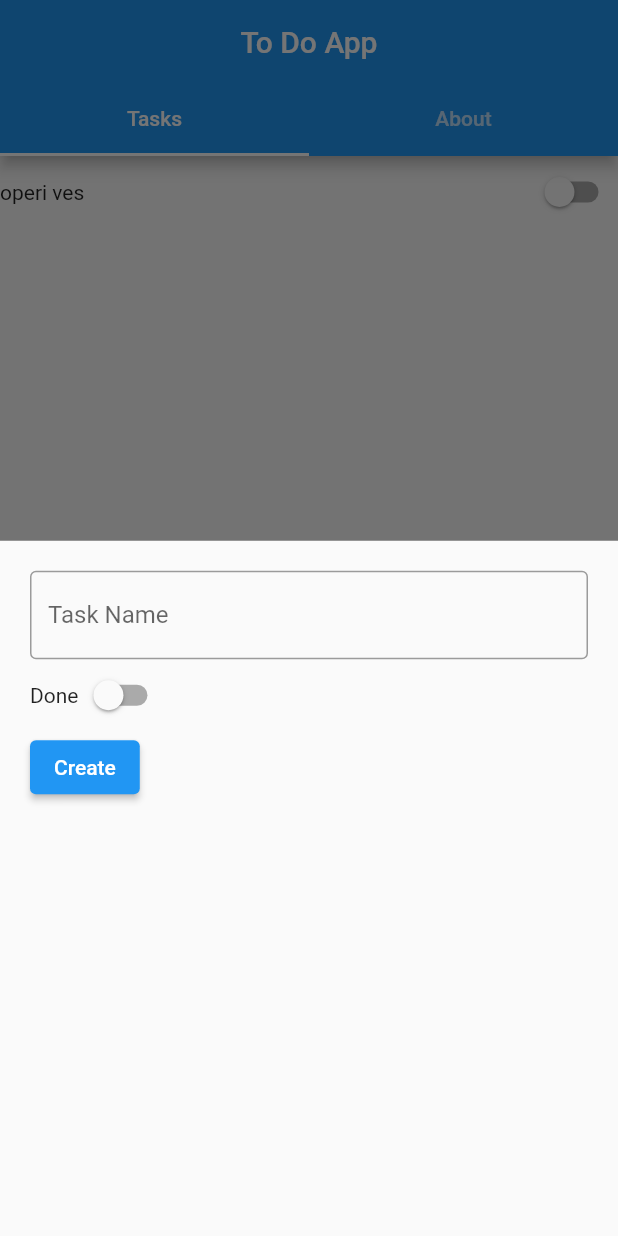
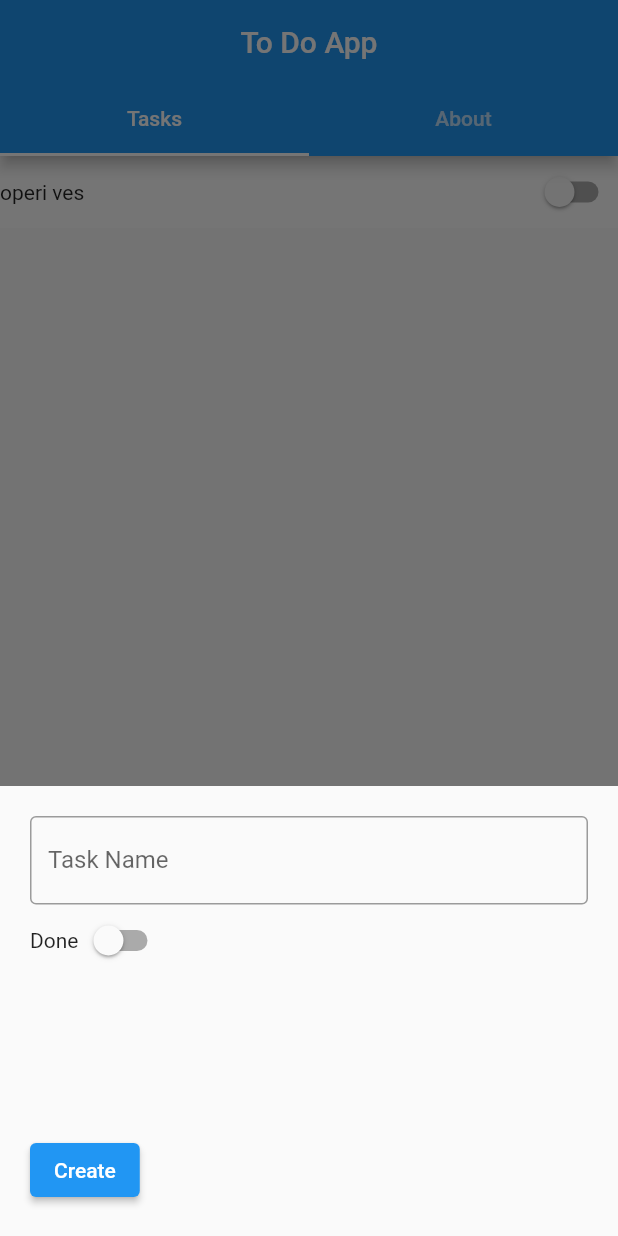
Before and after one commit to UrosSysPro/5.-godina-2021-2022, a Flutter app: the screen it shows after launch, after a tap on "Add", on a phone screen of 412 x 824 dp. Run offline on Flutter 3.47's test engine with Material 2 defaults, Android fonts, the phone set to English and light mode, and no system bars.

Commit message:
Add files via upload

```diff
--- a/simpleflutterproject/lib/MainScreen.dart
+++ b/simpleflutterproject/lib/MainScreen.dart
@@ -12,7 +12,7 @@ class MainScreen extends StatefulWidget {
 
 class _MainScreenState extends State<MainScreen> {
   List<Task> tasks=[Task("operi ves",false)];
-  String _bottomSheetInputText="";
+  String _bottomSheetInputText="neki task";
   bool _bottomSheetSwitchValue=false;
 
   @override
@@ -40,7 +40,9 @@ class _MainScreenState extends State<MainScreen> {
         floatingActionButton: FloatingActionButton.extended(
           onPressed: (){
             showModalBottomSheet(context: context, builder: (context){
-              return Padding(
+              return Container(
+                height: 300,
+                child: Padding(
                   padding: const EdgeInsets.all(20.0),
                   child: Column(
                     crossAxisAlignment: CrossAxisAlignment.start,
@@ -48,6 +50,9 @@ class _MainScreenState extends State<MainScreen> {
                       TextFormField(
 
                         initialValue: "",
+                        onChanged: (value){
+                          _bottomSheetInputText=value;
+                        },
                         decoration:InputDecoration(
                           labelText: "Task Name",
                           border: OutlineInputBorder()
@@ -57,19 +62,31 @@ class _MainScreenState extends State<MainScreen> {
                         crossAxisAlignment: CrossAxisAlignment.center,
                         children: [
                           Text("Done"),
-                        Switch(value: _bottomSheetSwitchValue,onChanged: (value){setState(() {
+                          StatefulBuilder(
+                            builder: (context,setState) {
+                              return Switch(value: _bottomSheetSwitchValue,onChanged: (value){setState(() {
                                 _bottomSheetSwitchValue=value;
                               });
-                        },)],
+                              },);
+                            }
+                          )],
                       ),
-                    Column(
+                      Expanded(
+                          flex: 1,
+                          child: Column(
+
                           crossAxisAlignment: CrossAxisAlignment.end,
                           mainAxisAlignment: MainAxisAlignment.end,
                           children:[
-                        ElevatedButton(onPressed: (){}, child: Text("Create"))
+                            ElevatedButton(onPressed: (){setState(() {
+                              tasks.add(Task(_bottomSheetInputText,_bottomSheetSwitchValue));
+                              Navigator.pop(context);
+                            });}, child: Text("Create"))
                           ]
+                        ),
                       )
                     ],
+                  ),
                 ),
               );
             });
--- a/simpleflutterproject/lib/TasksTab.dart
+++ b/simpleflutterproject/lib/TasksTab.dart
@@ -1,27 +1,63 @@
 import 'package:flutter/material.dart';
 import 'package:simpleflutterproject/Task.dart';
 
-class TasksTab extends StatelessWidget {
+class TasksTab extends StatefulWidget {
   final List<Task> tasks;
 
   TasksTab(this.tasks);
+
+  @override
+  State<TasksTab> createState() => _TasksTabState();
+}
+
+class _TasksTabState extends State<TasksTab> {
+  double  offset=0;
+
+
   @override
   Widget build(BuildContext context) {
-    if(tasks.isEmpty){
+    if(widget.tasks.isEmpty){
       return Center(
         child:Text("No tasks, click + to add"),
       );
     }
 
+
+
     return ListView(
-      children: tasks.map((task){
-        return Row(
-          mainAxisAlignment: MainAxisAlignment.spaceBetween,
-          children: [
-          Text(task.name),
-          Switch(onChanged: (value){},value: task.done,)
-        ],);
-      }).toList(),
+      children: widget.tasks.asMap().map((i, task) {
+        return MapEntry(i,
+          GestureDetector(
+              onHorizontalDragUpdate: (args){setState((){
+                offset+=args.delta.dx;
+              });
+              },
+              child: Stack(
+              children:[
+                Container(color: Colors.red,),
+                Transform.translate(
+                    offset: Offset(offset,0),
+                    child: Container(
+                    color:Colors.white,
+                    child:Row(
+                      mainAxisAlignment: MainAxisAlignment.spaceBetween,
+                      children: [
+                      Text(task.name),
+                      Switch(
+                        value: task.done,
+                        onChanged:(value){setState((){
+                          widget.tasks[i].done=value;
+                        });
+                        }
+                      )
+                    ],)
+                  ),
+                )
+              ]
+            ),
+          )
+        );
+      }).values.toList(),
     );
   }
 }
```
Lines whose indentation alone changed are shown as unchanged.
